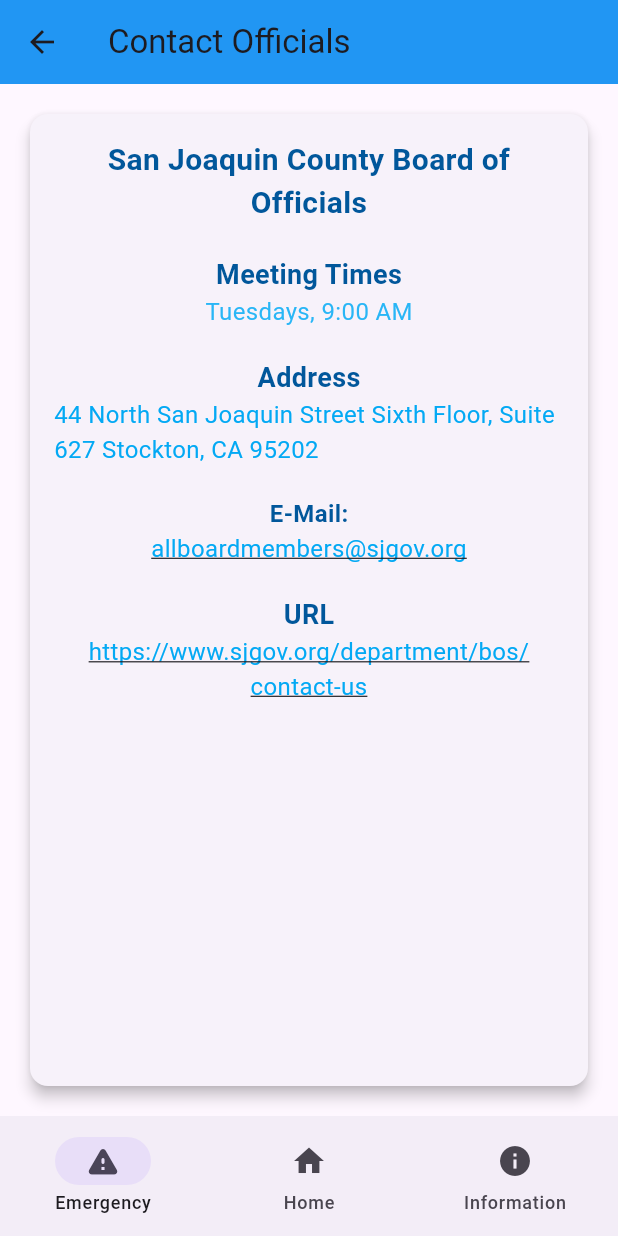
After one commit to EthanDonley/floodCare, a Flutter app: the OfficialsPage screen opened directly, on a phone screen of 412 x 824 dp. The commit adds this screen. Run offline on Flutter 3.47's test engine with Material 3 defaults, Android fonts, the phone set to English and light mode, and no system bars; our stand-ins replace geolocator, location, shared_preferences; missing offline and left inert: webfeed; accounts and stored records are empty.

Commit message:
Added new page

```diff
--- a/lib/mainmenu/mainmenu.dart
+++ b/lib/mainmenu/mainmenu.dart
@@ -2,6 +2,7 @@ import 'package:flutter/material.dart';
 import 'package:flutter_playground/bottom_nav_bar.dart';
 import 'package:flutter_playground/mainmenu/flood_map_page.dart';
 import 'package:flutter_playground/morepages/emergency_checklist.dart';
+import 'package:flutter_playground/morepages/officials_page.dart';
 
 class MainMenu extends StatelessWidget {
   const MainMenu({Key? key}) : super(key: key);
@@ -29,7 +30,7 @@ class MainMenu extends StatelessWidget {
         child: ListView(
           children: <Widget>[
             menuButton(context, "View my Flood Map", Page1()),
-            menuButton(context, "Take a Stand", Page2()),
+            menuButton(context, "Take a Stand", OfficialsPage()),
             menuButton(context, "Prepare", EmergencyPreparationPage()),
             menuButton(context, "Current Events", Page4())
             // More buttons can be added here
--- /dev/null
+++ b/lib/morepages/officials_page.dart
@@ -0,0 +1,92 @@
+import 'package:flutter/material.dart';
+import 'package:url_launcher/url_launcher.dart';
+import 'package:flutter_playground/bottom_nav_bar.dart';
+
+class OfficialsPage extends StatelessWidget {
+  const OfficialsPage({Key? key}) : super(key: key);
+
+  // Utility method to launch URLs
+  void _launchURL(String url) async {
+    if (!await launch(url)) throw 'Could not launch $url';
+  }
+
+  @override
+  Widget build(BuildContext context) {
+    return Scaffold(
+      appBar: AppBar(
+        title: Text("Contact Officials"),
+        backgroundColor: Colors.blue,
+      ),
+      body: Center(
+        child: Container(
+          padding: EdgeInsets.all(16),
+          child: Card(
+            elevation: 4,
+            child: Padding(
+              padding: EdgeInsets.all(16),
+              child: Column(
+                crossAxisAlignment: CrossAxisAlignment.center,
+                children: [
+                  Text(
+                    "San Joaquin County Board of Officials",
+                    style: TextStyle(
+                      fontSize: 20,
+                      fontWeight: FontWeight.bold,
+                      color: Colors.lightBlue.shade900,
+                    ),
+                    textAlign: TextAlign.center,
+                  ),
+                  SizedBox(height: 20),
+                  Text(
+                    "Meeting Times",
+                    style: TextStyle(fontSize: 18, color: Colors.lightBlue.shade900, fontWeight: FontWeight.bold),
+                  ),
+                  Text(
+                    "Tuesdays, 9:00 AM",
+                    style: TextStyle(fontSize: 16, color: Colors.lightBlue.shade400),
+                  ),
+                  SizedBox(height: 20),
+                  Text(
+                    "Address",
+                    style: TextStyle(fontSize: 18, color: Colors.lightBlue.shade900, fontWeight: FontWeight.bold),
+                  ),
+                  Text(
+                    "44 North San Joaquin Street Sixth Floor, Suite 627 Stockton, CA 95202",
+                    style: TextStyle(fontSize: 16, color: Colors.lightBlue),
+                  ),
+                  SizedBox(height: 20),
+                  Text(
+                    "E-Mail:",
+                    style: TextStyle(fontSize: 16, color: Colors.lightBlue.shade900, fontWeight: FontWeight.bold),
+                  ),
+                  InkWell(
+                    onTap: () => _launchURL('mailto:allboardmembers@sjgov.org'),
+                    child: Text(
+                      "allboardmembers@sjgov.org",
+                      style: TextStyle(fontSize: 16, color: Colors.lightBlue, decoration: TextDecoration.underline),
+                      textAlign: TextAlign.center,
+                    ),
+                  ),
+                  SizedBox(height: 20),
+                  Text(
+                    "URL",
+                    style: TextStyle(fontSize: 18, color: Colors.lightBlue.shade900, fontWeight: FontWeight.bold),
+                  ),
+                  InkWell(
+                    onTap: () => _launchURL('https://www.sjgov.org/department/bos/contact-us'),
+                    child: Text(
+                      "https://www.sjgov.org/department/bos/contact-us",
+                      style: TextStyle(fontSize: 16, color: Colors.lightBlue, decoration: TextDecoration.underline),
+                      textAlign: TextAlign.center,
+                    ),
+                  ),
+                ],
+              ),
+            ),
+          ),
+        ),
+      ),
+      bottomNavigationBar: CustomFooter(),
+    );
+  }
+}
```
Also changed, not shown: pubspec.lock.
